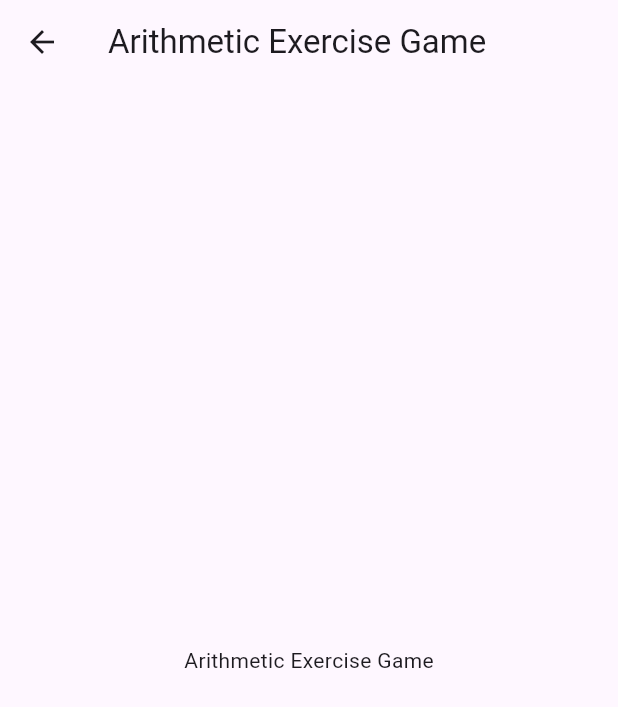
After one commit to igorbasko01/flutter-arithmetic-expression-generator, a Flutter app: the screen it shows after launch, after a tap on "Arithmetic Exercise Game", on a phone screen of 412 x 824 dp. The commit adds this screen. Shown: the top 707 px of the screen. Run offline on Flutter 3.47's test engine with Material 3 defaults, Android fonts, the phone set to English and light mode, and no system bars; our stand-ins replace flutter_bloc.

Commit message:
createa an Arithmetic Exercise Game, link button to it, see #16 for details

```diff
--- /dev/null
+++ b/lib/screens/home/arithmetic_exercise_game.dart
@@ -0,0 +1,23 @@
+import 'package:flutter/material.dart';
+
+class ArithmeticExerciseGamePage extends StatefulWidget {
+  const ArithmeticExerciseGamePage({Key? key}) : super(key: key);
+
+  @override
+  State<ArithmeticExerciseGamePage> createState() =>
+      _ArithmeticExerciseGamePageState();
+}
+
+class _ArithmeticExerciseGamePageState
+    extends State<ArithmeticExerciseGamePage> {
+  @override
+  Widget build(BuildContext context) {
+    return Scaffold(
+        appBar: AppBar(
+          title: const Text('Arithmetic Exercise Game'),
+        ),
+        body: const Center(
+          child: Text('Arithmetic Exercise Game'),
+        ));
+  }
+}
--- a/lib/screens/home/main_menu_page.dart
+++ b/lib/screens/home/main_menu_page.dart
@@ -1,6 +1,7 @@
 import 'package:arithmetic_expressions_generator/bloc/arithmetic_bloc.dart';
 import 'package:arithmetic_expressions_generator/bloc/number_recognition_bloc.dart';
 import 'package:arithmetic_expressions_generator/screens/home/arithemetic_exercise_generator_page.dart';
+import 'package:arithmetic_expressions_generator/screens/home/arithmetic_exercise_game.dart';
 import 'package:arithmetic_expressions_generator/screens/home/number_recognition_page.dart';
 import 'package:flutter/material.dart';
 import 'package:flutter_bloc/flutter_bloc.dart';
@@ -60,10 +61,10 @@ class MainMenuPageView extends StatelessWidget {
                   Navigator.push(context, MaterialPageRoute(builder: (_) {
                     return BlocProvider.value(
                         value: BlocProvider.of<ArithmeticBloc>(context),
-                        child: const ArithmeticExerciseGeneratorPage());
+                        child: const ArithmeticExerciseGamePage());
                   }));
                 },
-                child: const Text('Arithmetic Expressions Game')
+                child: const Text('Arithmetic Exercise Game')
             )
           ],
         )));
```
